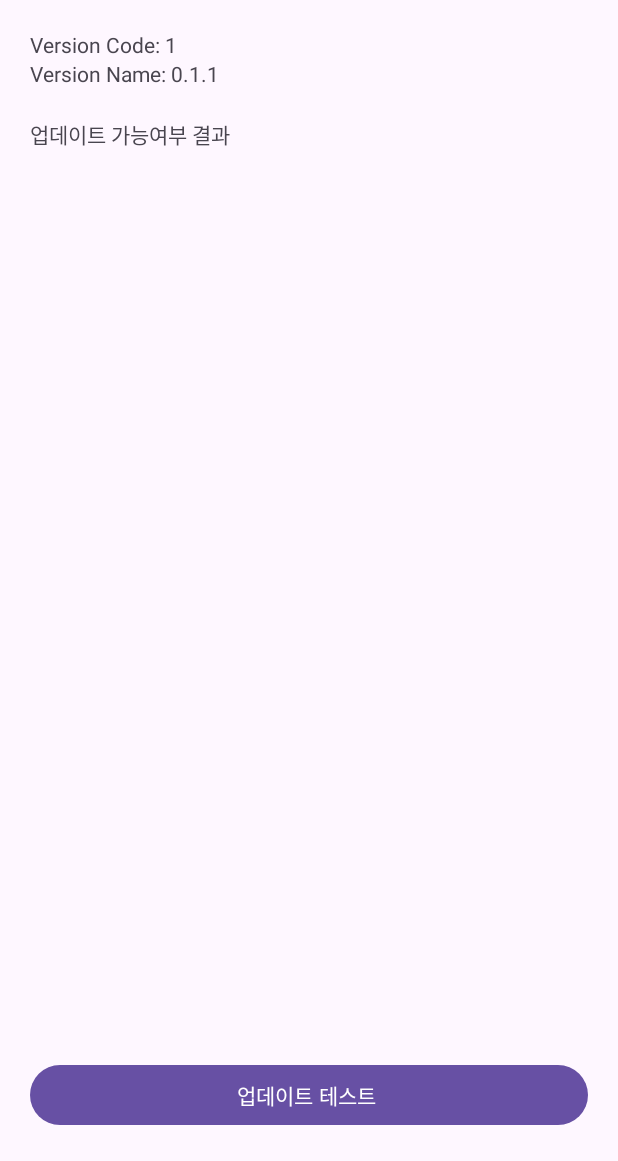
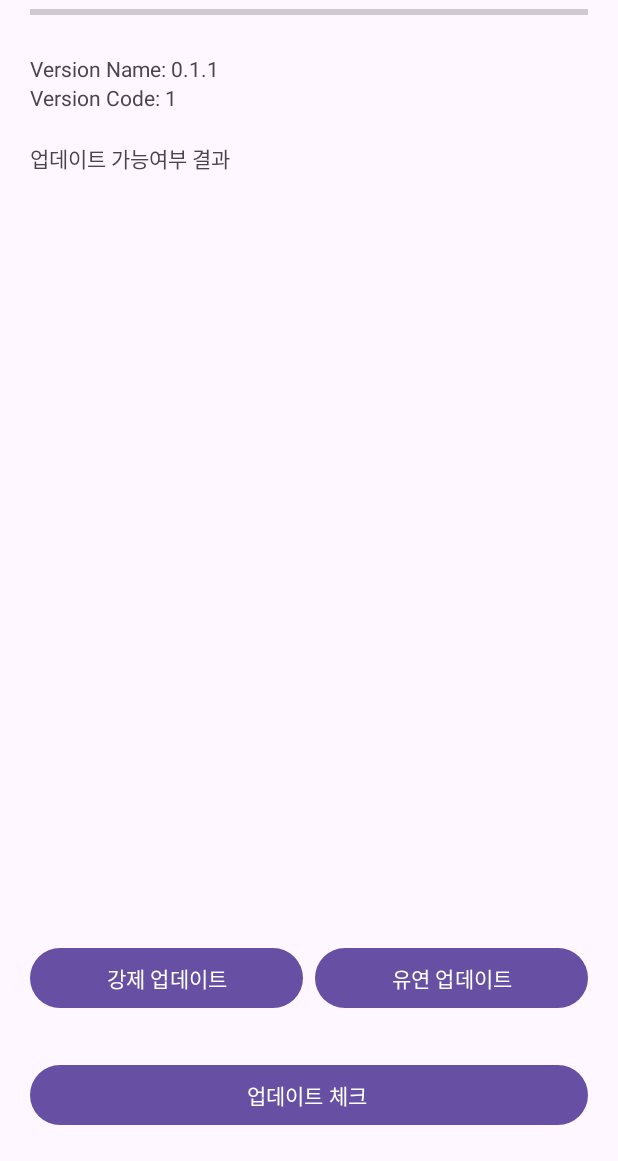
Before and after one commit to MrSohnBit/InAppUpdate, an Android app: the layout activity_main.xml on its own in the app's theme, with its tools: preview values and no code run, on a phone screen of 412 x 824 dp, the part 75-1236 px from its top. Run offline under Robolectric (Android 15) with nearby library versions, the phone set to English and light mode, and no system bars.

Commit message:
앱 업데이트 기능 추가: 업데이트 체크, 강제/유연 업데이트 버튼, 진행률 표시 기능 추가
Changes include:
- Added a horizontal progress bar to display the download progress.
- Added buttons for "Force Update" and "Flexible Update".
- Added logic to check for updates and present options for force or flexible updates.
- Added logic to display app version name and code.
- Added logging to the view.
- Added update listeners and install logic.
- Added function to restart the app after update.
- Modified layout to display updated elements.
- Modified version text to display correctly.
- Modified button text.
- Changed the update check to display more log information.
- Changed logic for checking latest version.
- Added more log in the source code.

```diff
--- a/app/src/main/res/layout/activity_main.xml
+++ b/app/src/main/res/layout/activity_main.xml
@@ -27,22 +27,30 @@
             android:textSize="20sp"
             android:text='안드로이드 InAppUpdate 테스트'/>
 
+        <ProgressBar
+            android:id="@+id/progressBar"
+            android:layout_width="match_parent"
+            android:layout_height="wrap_content"
+            style="?android:attr/progressBarStyleHorizontal"
+            />
+
         <LinearLayout
             android:layout_width="match_parent"
             android:layout_height="0dp"
             android:layout_weight="1"
             android:paddingTop="20dp"
             android:orientation="vertical">
+
             <TextView
                 android:layout_width="wrap_content"
                 android:layout_height="wrap_content"
-                android:text='@{"Version Code: " + versionCode}'
-                tools:text="Version Code: 1"/>
+                android:text='@{"앱 버전명: " + versionName}'
+                tools:text="Version Name: 0.1.1"/>
             <TextView
                 android:layout_width="wrap_content"
                 android:layout_height="wrap_content"
-                android:text='@{"Version Name: " + versionName}'
-                tools:text="Version Name: 0.1.1"/>
+                android:text='@{"앱 버전코드: " + versionCode}'
+                tools:text="Version Code: 1"/>
 
             <ScrollView
                 android:layout_width="match_parent"
@@ -57,12 +65,37 @@
             </ScrollView>
         </LinearLayout>
 
+        <LinearLayout
+            android:id="@+id/updateBtnLayout"
+            android:layout_width="match_parent"
+            android:layout_height="wrap_content"
+            android:visibility="gone"
+            tools:visibility="visible">
+
+            <Button
+                android:id="@+id/forceUpdateBtn"
+                android:layout_width="0dp"
+                android:layout_height="wrap_content"
+                android:layout_weight="1"
+                android:text="강제 업데이트"
+                android:layout_marginEnd="4dp"/>
+
+            <Button
+                android:id="@+id/flexUpdateBtn"
+                android:layout_width="0dp"
+                android:layout_height="wrap_content"
+                android:layout_weight="1"
+                android:text="유연 업데이트"
+                android:layout_marginStart="4dp"/>
+
+        </LinearLayout>
+
         <Button
             android:id="@+id/updateBtn"
             android:layout_width="match_parent"
             android:layout_height="wrap_content"
             android:layout_marginTop="30dp"
-            android:text="업데이트 테스트 "/>
+            android:text="업데이트 체크 "/>
 
     </LinearLayout>
 </layout>
```
Also changed, not shown: app/src/main/java/com/mrsohn/inappupdate/MainActivity.kt (+176 -158 lines).
